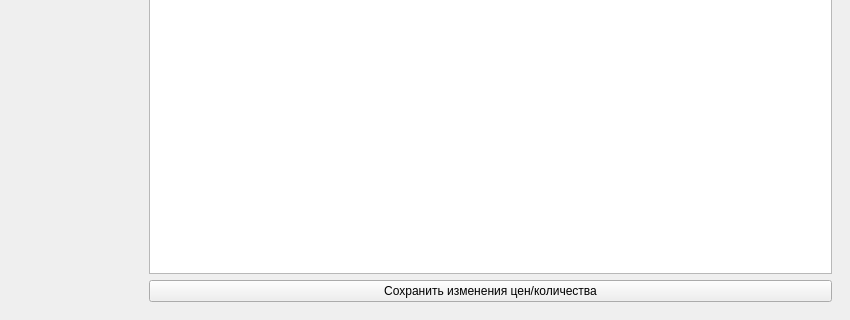
Above: client/managerwindow.ui from alexxxandra031/Online-Shop before the change; both pictures show x 0 to 850 and y 230 to 550 of the 850 by 550 pixel window. Below: the same form after it.
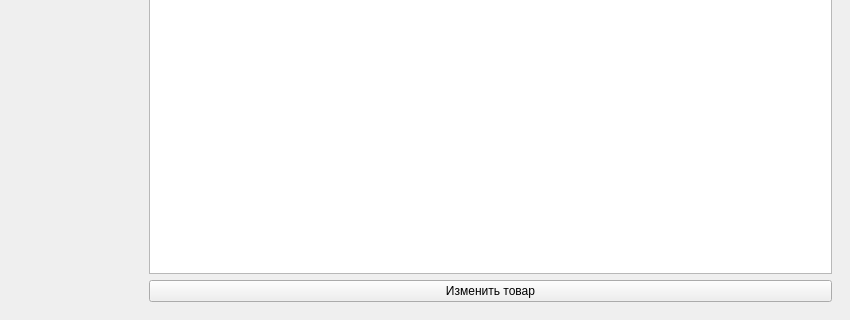
That is the form after the change.

What changed in the file:
```diff
--- a/client/managerwindow.ui
+++ b/client/managerwindow.ui
@@ -59,7 +59,9 @@
          <widget class="QTableView" name="tableStock"/>
         </item>
         <item>
-         <widget class="QPushButton" name="btnSaveStock"><property name="text"><string>Сохранить изменения цен/количества</string></property></widget>
+         <widget class="QPushButton" name="btnEditProduct">
+          <property name="text"><string>Изменить товар</string></property>
+         </widget>
         </item>
        </layout>
       </widget>
```
